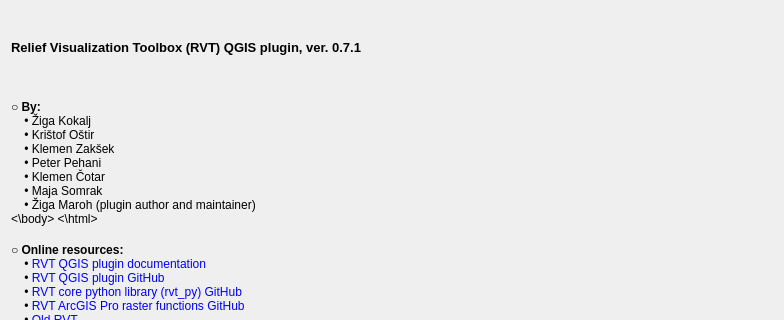
Old version of the form qrvt_dialog_about.ui in the repository EarthObservation/rvt-qgis; both pictures show x 0 to 784 and y 0 to 320 of the 784 by 801 pixel window.
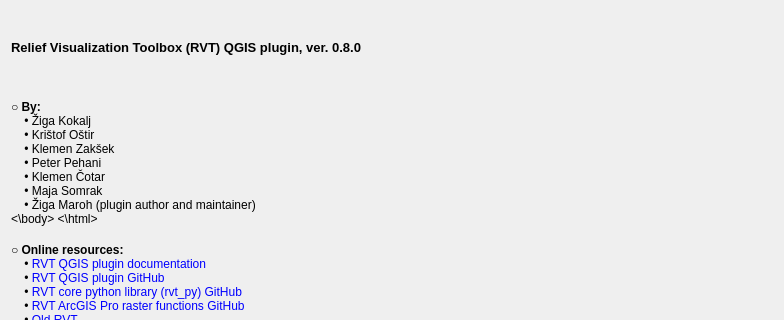
New version of the form. Icons and pictures are not drawn.

```diff
--- a/qrvt_dialog_about.ui
+++ b/qrvt_dialog_about.ui
@@ -29,7 +29,7 @@
         </font>
        </property>
        <property name="text">
-        <string>Relief Visualization Toolbox (RVT) QGIS plugin, ver. 0.7.1</string>
+        <string>Relief Visualization Toolbox (RVT) QGIS plugin, ver. 0.8.0</string>
        </property>
       </widget>
      </item>
```
